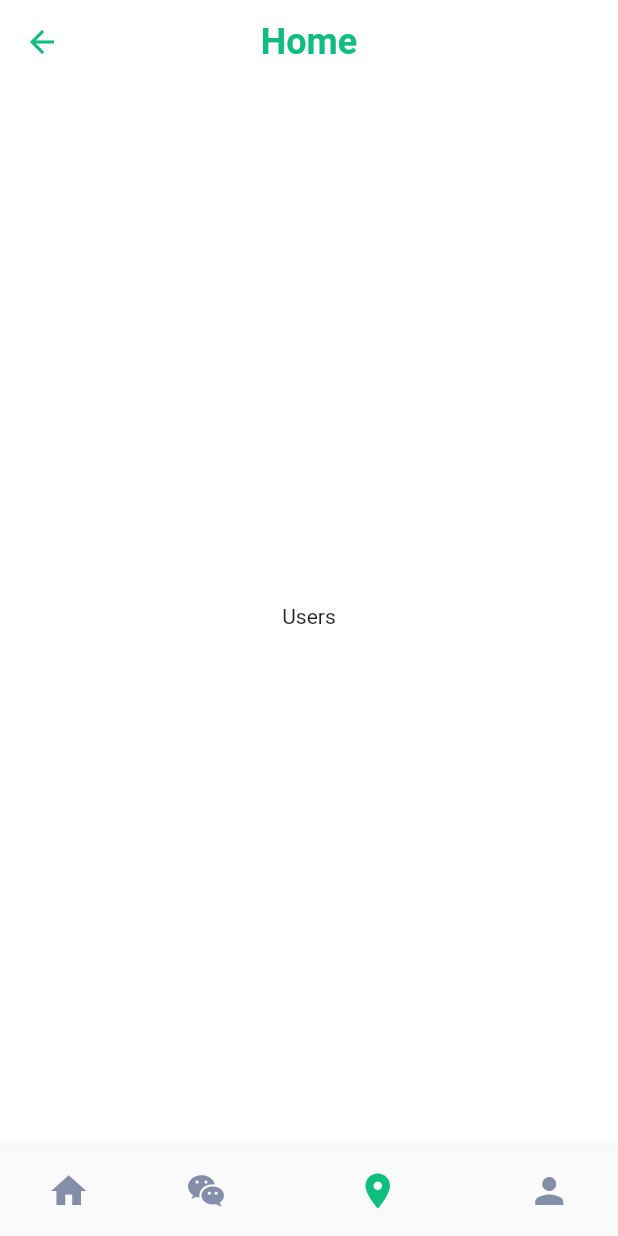
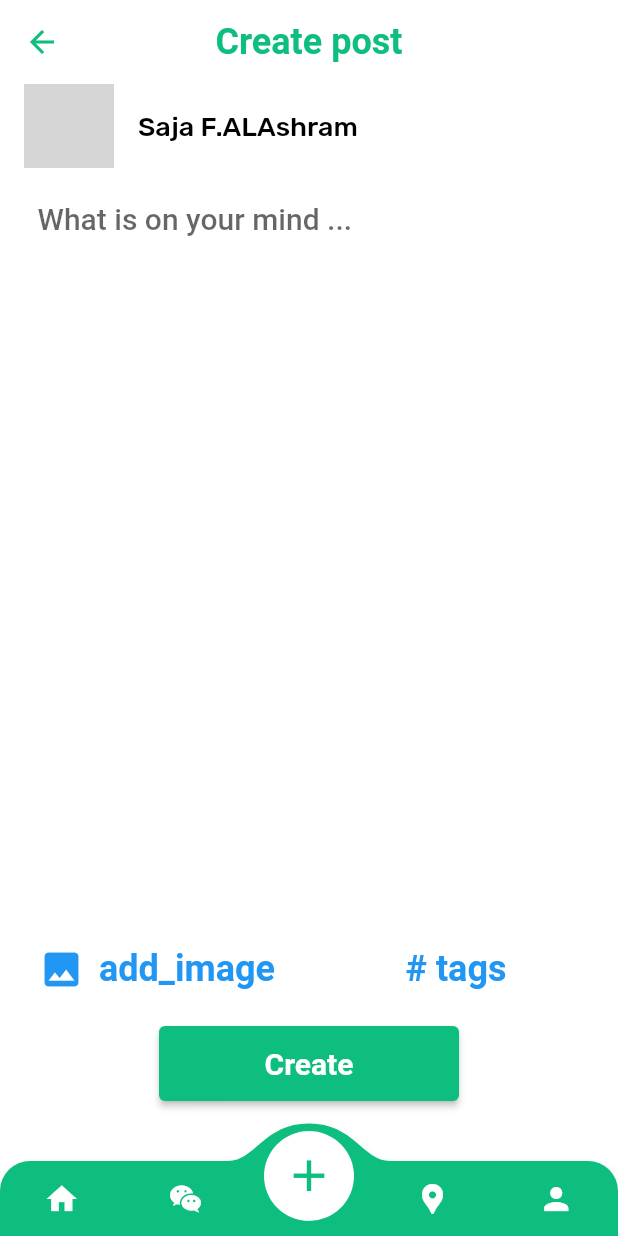
Before and after one commit to Khaled-Shbair/social_media_app, a Flutter app: the AppLayout screen opened directly, item 3 of the bottom bar chosen, on a phone screen of 412 x 824 dp. Run offline on Flutter 3.47's test engine with Material 2 defaults, Android fonts, the phone set to English and light mode, and no system bars; drawn by our look-alikes of convex_bottom_bar; our stand-ins replace cloud_firestore, firebase_auth, firebase_core, firebase_storage, fluttertoast, get and 2 more; accounts and stored records are empty; network calls fail; project files that could hold a hidden picture were left out; grey boxes are pictures that could not be loaded.

Commit message:
4/10/2022 K.S

```diff
--- a/lib/app_routers.dart
+++ b/lib/app_routers.dart
@@ -3,7 +3,7 @@ import 'package:flutter/material.dart';
 import 'screens/app_layout.dart';
 import 'constants/routers.dart';
 import 'screens/register.dart';
-import 'screens/settings.dart';
+import 'screens/profile.dart';
 import 'screens/chats.dart';
 import 'screens/login.dart';
 import 'screens/users.dart';
@@ -21,7 +21,7 @@ class AppRouters {
       case login:
         return MaterialPageRoute(builder: (context) => const Login());
       case setting:
-        return MaterialPageRoute(builder: (context) => const Settings());
+        return MaterialPageRoute(builder: (context) => const Profile());
       case register:
         return MaterialPageRoute(builder: (context) => const Register());
       case appLayout:
--- a/lib/language/ar.dart
+++ b/lib/language/ar.dart
@@ -14,6 +14,15 @@ const Map<String, String> ar = {
   'create_account_to_start_app': 'إنشاء حساب لبدء التطبيق',
   'login_to_start_using_app': 'تسجيل الدخول لبدء استخدام التطبيق',
   'profile': 'الملف الشخصي',
+  'createPost': 'إنشاء منشور',
+  'chats': 'الدردشات',
+  'users': 'المستخدمون',
+  'create': 'إنشاء',
+  'tags': '# العلامات',
+  'add_image': 'إضافة صورة',
+
+  'what_is_on_your_mind': 'ماذا يدور في ذهنك ...',
+
   ///////////////////////////////////////////
   'or': 'او',
   'please_enter_your_email_for_refund_password':
--- a/lib/language/en.dart
+++ b/lib/language/en.dart
@@ -13,6 +13,14 @@ const Map<String, String> en = {
   'do_not_have_an_account': 'Don’t have an Account?',
   'already_have_an_account': 'Already have an account?',
   'sign_up': 'Sign up',
+  'profile': 'Profile',
+  'createPost': 'Create post',
+  'chats': 'Chats',
+  'users': 'Users',
+  'create': 'Create',
+  'add_image': 'Add image',
+  'tags': '# tags',
+  'what_is_on_your_mind': 'What is on your mind ...',
   ////////////////////////////////
 
   'please_enter_your_email_for_refund_password':
@@ -23,5 +31,4 @@ const Map<String, String> en = {
   'check_that_the_email_is_correct': 'Check that the email is correct',
   'check_that_the_password_is_correct': 'Check that the password is correct',
   'or': 'Or',
-  'profile':'Profile',
 };
--- /dev/null
+++ b/lib/models/bottom_navigation_item.dart
@@ -0,0 +1,8 @@
+import 'package:flutter/material.dart';
+
+class BNI {
+  final String title;
+  final Widget widget;
+
+  BNI(this.widget, this.title);
+}
--- a/lib/screens/app_layout.dart
+++ b/lib/screens/app_layout.dart
@@ -1,7 +1,10 @@
+import 'package:convex_bottom_bar/convex_bottom_bar.dart';
+import '../models/bottom_navigation_item.dart';
 import 'package:flutter/material.dart';
+import '../constants/colors_app.dart';
 import 'package:get/get.dart';
-import '../constants/colors_app.dart';
-import 'settings.dart';
+import 'create_post.dart';
+import 'profile.dart';
 import 'users.dart';
 import 'chats.dart';
 import 'home.dart';
@@ -14,43 +17,39 @@ class AppLayout extends StatefulWidget {
 }
 
 class _AppLayoutState extends State<AppLayout> {
-  final List<Widget> screen = <Widget>[
-    const Home(),
-    const Chats(),
-    const Users(),
-    const Settings()
+  final List<BNI> bNI = <BNI>[
+    BNI(const Home(), 'home'.tr),
+    BNI(const Chats(), 'chats'.tr),
+    BNI(const CreatePost(), 'createPost'.tr),
+    BNI(const Users(), 'users'.tr),
+    BNI(const Profile(), 'profile'.tr),
   ];
-  final List<String> titleAppBar = <String>[
-    'home'.tr,
-    'home'.tr,
-    'home'.tr,
-    'profile'.tr,
+  final List<TabItem> items = <TabItem>[
+    const TabItem(icon: Icon(Icons.home, color: Colors.white), title: ''),
+    const TabItem(
+        icon: Icon(Icons.wechat_sharp, color: Colors.white), title: ''),
+    const TabItem(icon: Icon(Icons.add, size: 35), title: ''),
+    const TabItem(
+        icon: Icon(Icons.location_pin, color: Colors.white), title: ''),
+    const TabItem(icon: Icon(Icons.person, color: Colors.white), title: ''),
   ];
+
   int currentIndex = 0;
 
   @override
   Widget build(BuildContext context) {
     return Scaffold(
-      appBar: AppBar(
-        title: Text(titleAppBar[currentIndex]),
+      appBar: AppBar(title: Text(bNI[currentIndex].title)),
+      bottomNavigationBar: ConvexAppBar(
+        onTap: (value) => setState(() => currentIndex = value),
+        backgroundColor: ColorsApp.green,
+        style: TabStyle.fixedCircle,
+        initialActiveIndex: 0,
+        color: Colors.white,
+        cornerRadius: 20,
+        items: items,
       ),
-      bottomNavigationBar: BottomNavigationBar(
-        currentIndex: currentIndex,
-        onTap: (value) => setState(() => currentIndex = value),
-        selectedItemColor: ColorsApp.green,
-        unselectedItemColor: ColorsApp.geryBold,
-        showSelectedLabels: false,
-        iconSize: 28,
-        items: const [
-          BottomNavigationBarItem(icon: Icon(Icons.home), label: 'Home'),
-          BottomNavigationBarItem(
-              icon: Icon(Icons.wechat_sharp), label: 'Chats'),
-          BottomNavigationBarItem(
-              icon: Icon(Icons.location_on), label: 'Users'),
-          BottomNavigationBarItem(icon: Icon(Icons.person), label: 'Settings'),
-        ],
-      ),
-      body: screen[currentIndex],
+      body: bNI[currentIndex].widget,
     );
   }
 }
--- /dev/null
+++ b/lib/screens/create_post.dart
@@ -0,0 +1,114 @@
+import 'package:flutter/material.dart';
+import 'package:get/get.dart';
+
+import '../constants/colors_app.dart';
+import '../widgets/text_app.dart';
+
+class CreatePost extends StatefulWidget {
+  const CreatePost({Key? key}) : super(key: key);
+
+  @override
+  State<CreatePost> createState() => _CreatePostState();
+}
+
+class _CreatePostState extends State<CreatePost> {
+  late TextEditingController controller;
+
+  @override
+  void initState() {
+    super.initState();
+    controller = TextEditingController();
+  }
+
+  @override
+  void dispose() {
+    controller.dispose();
+    super.dispose();
+  }
+
+  @override
+  Widget build(BuildContext context) {
+    return Padding(
+      padding: const EdgeInsetsDirectional.only(bottom: 40),
+      child: Column(
+        children: [
+          const ListTile(
+            leading: CircleAvatar(
+              backgroundImage: NetworkImage(
+                  'https://img.freepik.com/free-photo/red-haired-serious-young-man-blogger-looks-confidently_273609-16730.jpg?w=740&t=st=1664705051~exp=1664705651~hmac=5108c75d5c667e66adf84e10e4ee26fdb284c0d923a19cde765253948d9099db'),
+              radius: 30,
+            ),
+            title: TextApp(
+              data: 'Saja F.ALAshram',
+              color: Colors.black,
+              fontWeight: FontWeight.w500,
+              fontSize: 18,
+            ),
+          ),
+          Expanded(
+            child: Padding(
+              padding: const EdgeInsetsDirectional.only(start: 25, top: 10),
+              child: TextField(
+                controller: controller,
+                decoration: InputDecoration(
+                  hintText: 'what_is_on_your_mind'.tr,
+                  hintStyle: const TextStyle(
+                    fontSize: 20,
+                    fontWeight: FontWeight.w500,
+                  ),
+                  border: InputBorder.none,
+                ),
+              ),
+            ),
+          ),
+          Padding(
+            padding: const EdgeInsetsDirectional.all(10),
+            child: Row(
+              children: [
+                Expanded(
+                  child: ListTile(
+                    onTap: () {},
+                    leading:
+                        const Icon(Icons.image, color: Colors.blue, size: 30),
+                    horizontalTitleGap: 0,
+                    title: const Text(
+                      'add_image',
+                      style: TextStyle(
+                        fontSize: 24,
+                        color: Colors.blue,
+                        fontWeight: FontWeight.bold,
+                      ),
+                    ),
+                  ),
+                ),
+                Expanded(
+                  child: TextButton(
+                    onPressed: () {},
+                    child: Text(
+                      'tags'.tr,
+                      style: const TextStyle(
+                        fontSize: 24,
+                        color: Colors.blue,
+                        fontWeight: FontWeight.bold,
+                      ),
+                    ),
+                  ),
+                ),
+              ],
+            ),
+          ),
+          ElevatedButton(
+            onPressed: () {},
+            style: ElevatedButton.styleFrom(
+              minimumSize: const Size(200, 50),
+              backgroundColor: ColorsApp.green,
+              textStyle:
+                  const TextStyle(fontSize: 20, fontWeight: FontWeight.bold),
+            ),
+            child: Text('create'.tr),
+          ),
+        ],
+      ),
+    );
+  }
+}
--- a/lib/screens/settings.dart
+++ b/lib/screens/profile.dart
@@ -4,14 +4,14 @@ import '../GetX/profile_getX.dart';
 import '../widgets/loading.dart';
 import 'package:get/get.dart';
 
-class Settings extends StatefulWidget {
-  const Settings({Key? key}) : super(key: key);
+class Profile extends StatefulWidget {
+  const Profile({Key? key}) : super(key: key);
 
   @override
-  State<Settings> createState() => _SettingsState();
+  State<Profile> createState() => _ProfileState();
 }
 
-class _SettingsState extends State<Settings> {
+class _ProfileState extends State<Profile> {
   @override
   Widget build(BuildContext context) {
     return GetX<ProfileGetX>(
@@ -25,9 +25,7 @@ class _SettingsState extends State<Settings> {
   }
 
   Widget buildProfile() {
-    print('1');
     if (ProfileGetX.to.userModel != null) {
-      print('2');
       return ListView(
         physics: const NeverScrollableScrollPhysics(),
         padding: const EdgeInsetsDirectional.only(start: 10, end: 10),
@@ -126,7 +124,6 @@ class _SettingsState extends State<Settings> {
         ],
       );
     } else {
-      print('3');
       return const Loading();
     }
   }
--- a/pubspec.yaml
+++ b/pubspec.yaml
@@ -37,9 +37,11 @@ dependencies:
   fluttertoast: ^8.0.9
   flutter_svg: ^1.1.5
   shared_preferences: ^2.0.15
+  convex_bottom_bar: ^3.1.0+1
   firebase_core: ^1.24.0
   firebase_auth: ^3.11.0
   cloud_firestore: ^3.5.0
+  firebase_storage: ^10.3.10
 
 dev_dependencies:
   flutter_test:
```
Also changed, not shown: lib/GetX/posts_getX.dart (added, +36 -0 lines), lib/GetX/profile_getX.dart (+8 -8 lines), lib/models/post_model.dart (added, +37 -0 lines), pubspec.lock.
